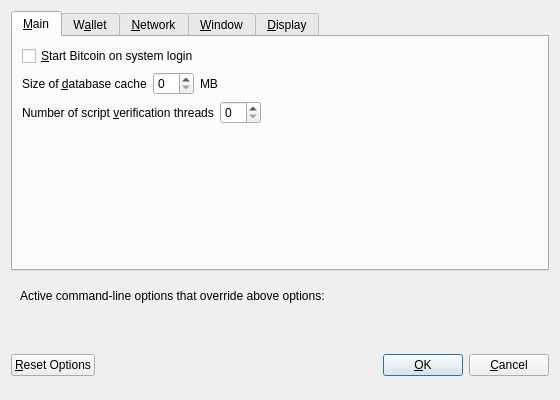
The window that src/qt/forms/optionsdialog.ui (latinumcoin/latinumcoin) describes before a commit, drawn with Qt 5.
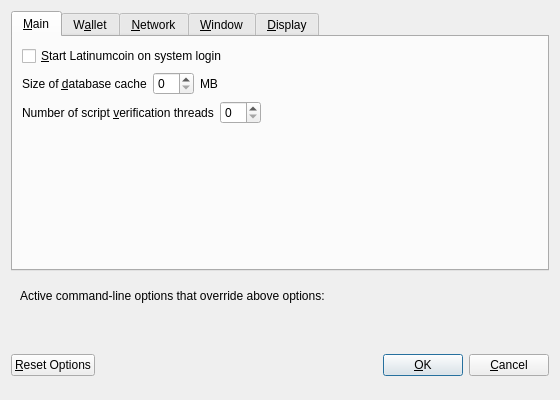
The same window after the commit. Custom widgets are drawn as their Qt base class.

Diff of the .ui file:
```diff
--- a/src/qt/forms/optionsdialog.ui
+++ b/src/qt/forms/optionsdialog.ui
@@ -33,7 +33,7 @@
           <string>Automatically start Bitcoin after logging in to the system.</string>
          </property>
          <property name="text">
-          <string>&amp;Start Bitcoin on system login</string>
+          <string>&amp;Start Latinumcoin on system login</string>
          </property>
         </widget>
        </item>
```
Left out of the diff: 10 changed lines with no effect on the pictures.
